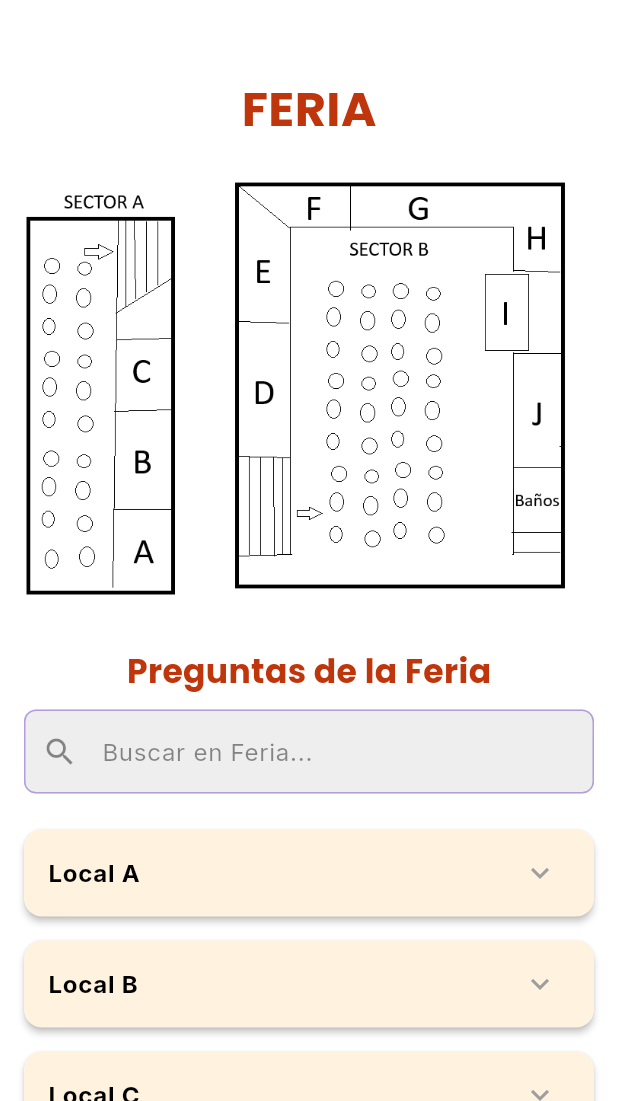
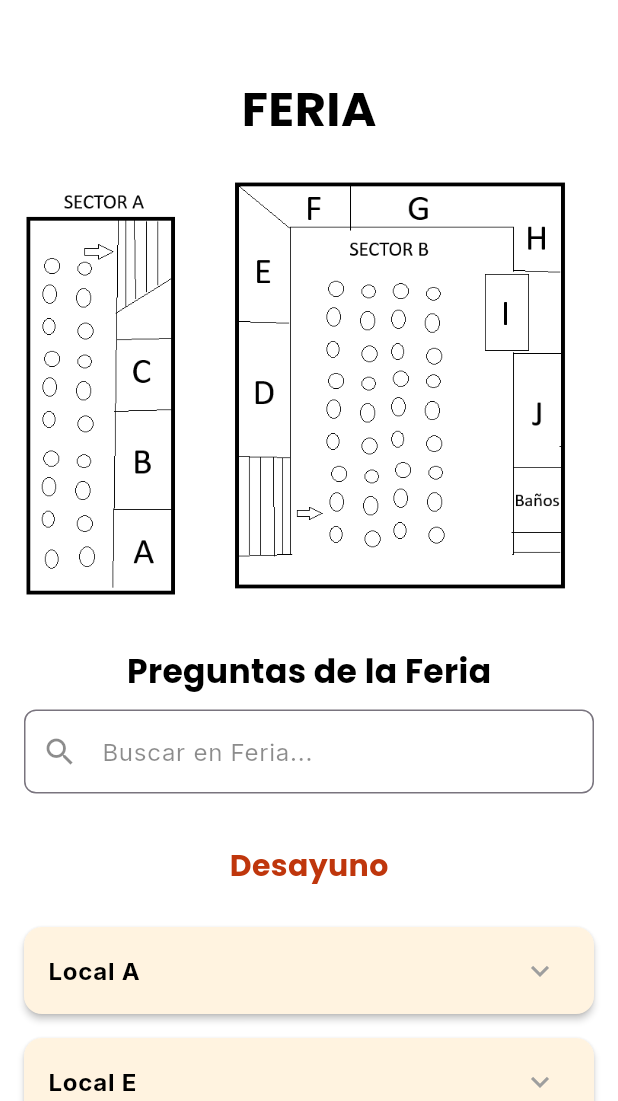
Before and after one commit to nicoplanas/umtrack_proyecto, a Flutter app: the InformationPage screen opened by its route, on a phone screen of 412 x 824 dp, the part 135-1236 px from its top. Run offline on Flutter 3.47's test engine with Material 3 defaults, Android fonts, the phone set to English and light mode, and no system bars; our stand-ins replace cloud_firestore, firebase_auth, firebase_core, google_fonts, google_sign_in, image_picker; accounts and stored records are empty.

```diff
--- a/lib/features/Information/views/information_page.dart
+++ b/lib/features/Information/views/information_page.dart
@@ -18,23 +18,12 @@ class _InformationPageState extends State<InformationPage> {
   final TextEditingController _searchController = TextEditingController();
   final TextEditingController _searchFeriaController = TextEditingController();
 
-  // Datos de FAQs de la Feria
-  final List<FAQItem> _feriaFaqItems = [
+  // FAQs Feria clasificadas justo como los definiste
+  final Map<String, List<FAQItem>> _categorizedFeriaFaqItems = {
+    'Desayuno': [
       FAQItem(
         question: 'Local A',
-      answer: 'Nombre:Empanaditas, Horario: 7am a 5pm, Tipo de comida: empanadas y desayunos, Precios(dolares):empanadas 1,5/cafe 1/cachitos 2/jugos 2,5 ',
-    ),
-    FAQItem(
-      question: 'Local B',
-      answer: 'Nombre:PinchoPan ,Horario:10am a 6pm , Tipo de comida: Shawarmas y hamburguesas , Precios(dolares):Shawarmas 6/Hamburguesas 6/ Combo Shawarmma 11/ Combo Hamburguesas 11,5',
-    ),
-    FAQItem(
-      question: 'Local C',
-      answer: 'Nombre:Chip a Cookie ,Horario: 9:30am a 6pm , Tipo de comida: galletas , Precios(dolares): 3_galletas 4,5/6_galletas 7/12_galletas 12',
-    ),
-    FAQItem(
-      question: 'Local D',
-      answer: 'Nombre:PizzasUnimet ,Horario:11am a 7pm , Tipo de comida: Pizzas , Precios(dolares):Un Slice 3,5/Dos Slice 6,5/Pizza completa 16',
+        answer: 'Nombre:Empanaditas, Horario: 7am a 5pm, Tipo de comida: empanadas y desayunos, Precios(dolares):empanadas 1,5/cafe 1/cachitos 2/jugos 2,5',
       ),
       FAQItem(
         question: 'Local E',
@@ -45,21 +34,39 @@ class _InformationPageState extends State<InformationPage> {
         answer: 'Nombre:PanUnimet ,Horario:8am a 5pm , Tipo de comida: Pasteleria , Precios(dolares):Cachitos 3,5/Panes 5/MiniLunch 5',
       ),
       FAQItem(
+        question: 'Local H',
+        answer: 'Nombre:EmpanadasUnimet ,Horario:7am a 4pm , Tipo de comida: empanadas , Precios(dolares):Empanada de queso 1,5/Empanada de carne 2,5/Empanada de pollo 2,5',
+      ),
+    ],
+    'Almuerzos': [
+      FAQItem(
+        question: 'Local B',
+        answer: 'Nombre:PinchoPan ,Horario:10am a 6pm , Tipo de comida: Shawarmas y hamburguesas , Precios(dolares):Shawarmas 6/Hamburguesas 6/ Combo Shawarmma 11/ Combo Hamburguesas 11,5',
+      ),
+      FAQItem(
+        question: 'Local D',
+        answer: 'Nombre:PizzasUnimet ,Horario:11am a 7pm , Tipo de comida: Pizzas , Precios(dolares):Un Slice 3,5/Dos Slice 6,5/Pizza completa 16',
+      ),
+      FAQItem(
         question: 'Local G',
         answer: 'Nombre:Bowl ,Horario:10am a 7pm , Tipo de comida: Bowls de sushi/pollo/carne , Precios(dolares):Bowl pollo 7,5/Bowl carne 7,5/Bowl sushi(pescado) 8,5',
       ),
       FAQItem(
-      question: 'Local H',
-      answer: 'Nombre:EmpanadasUnimet ,Horario:7am a 4pm , Tipo de comida: empanadas , Precios(dolares):Empanada de queso 1,5/Empanada de carne 2,5/Empanada de pollo 2,5',
+        question: 'Local J',
+        answer: 'Nombre:PokeSushi ,Horario:10am a 6:30pm , Tipo de comida: Pokes y sushi , Precios(dolares):Poke pequeño 6/Poke mediano 8,5/Poke grande 12',
+      ),
+    ],
+    'Dulces': [
+      FAQItem(
+        question: 'Local C',
+        answer: 'Nombre:Chip a Cookie ,Horario: 9:30am a 6pm , Tipo de comida: galletas , Precios(dolares): 3_galletas 4,5/6_galletas 7/12_galletas 12',
       ),
       FAQItem(
         question: 'Local I',
         answer: 'Nombre:Dey Donuts ,Horario: 10am a 6:30pm , Tipo de comida: donas , Precios(dolares):dona glaseada 2/dona rellena 3,5/ dona con chispas 3',
       ),
-    FAQItem(
-      question: 'Local J',
-      answer: 'Nombre:PokeSushi ,Horario:10am a 6:30pm , Tipo de comida: Pokes y sushi , Precios(dolares):Poke pequeño 6/Poke mediano 8,5/Poke grande 12',
-    ),
+    ],
+    'Ubicaciones Extra': [
       FAQItem(
         question: 'Baños',
         answer: 'Los baños se situan debajo del local J, tanto para mujeres y hombres, esta abierto mientras la universidad este abierta',
@@ -68,10 +75,11 @@ class _InformationPageState extends State<InformationPage> {
         question: 'Microondas',
         answer: 'Los microondas se situan debajo de los baños, justo a su derecha, hay varios microondas que se pueden utilizar',
       ),
-  ];
-  late List<FAQItem> _filteredFeriaFaqItems;
+    ],
+  };
+  late Map<String, List<FAQItem>> _filteredFeriaFaqItems;
 
-  // FAQs generales categorizadas
+  // FAQs generales categorizadas (tu lista original completa)
   final Map<String, List<FAQItem>> _allCategorizedFaqItems = {
     'Servicios y Trámites': [
       FAQItem(
@@ -130,29 +138,29 @@ class _InformationPageState extends State<InformationPage> {
   void initState() {
     super.initState();
 
-    // Inicializar filtros
-    _filteredFeriaFaqItems = _feriaFaqItems;
+    // Inicializar filtros Feria y FAQ generales
+    _filteredFeriaFaqItems = _categorizedFeriaFaqItems;
     _filteredCategorizedFaqItems = _allCategorizedFaqItems;
 
-    // Listener de búsqueda Feria
     _searchFeriaController.addListener(() {
       final q = _normalize(_searchFeriaController.text.trim().toLowerCase());
       setState(() {
-        _filteredFeriaFaqItems = _feriaFaqItems
-            .where((item) => _normalize(item.question.toLowerCase()).contains(q))
-            .toList();
+        _filteredFeriaFaqItems = {};
+        _categorizedFeriaFaqItems.forEach((category, items) {
+          final filtered = items.where((item) => _normalize(item.question.toLowerCase()).contains(q)).toList();
+          if (filtered.isNotEmpty) {
+            _filteredFeriaFaqItems[category] = filtered;
+          }
+        });
       });
     });
 
-    // Listener de búsqueda FAQs generales
     _searchController.addListener(() {
       final q = _normalize(_searchController.text.trim().toLowerCase());
       setState(() {
         _filteredCategorizedFaqItems = {};
         _allCategorizedFaqItems.forEach((category, items) {
-          final filtered = items
-              .where((item) => _normalize(item.question.toLowerCase()).contains(q))
-              .toList();
+          final filtered = items.where((item) => _normalize(item.question.toLowerCase()).contains(q)).toList();
           if (filtered.isNotEmpty) {
             _filteredCategorizedFaqItems[category] = filtered;
           }
@@ -193,7 +201,7 @@ class _InformationPageState extends State<InformationPage> {
               style: GoogleFonts.poppins(
                 fontSize: 32,
                 fontWeight: FontWeight.bold,
-                color: Colors.deepOrange.shade900,
+                color: Colors.black,
               ),
             ),
             const SizedBox(height: 12),
@@ -206,13 +214,15 @@ class _InformationPageState extends State<InformationPage> {
             ),
             const SizedBox(height: 24),
 
-            // Buscador y FAQs de Feria
-            Text(
+            // Sección FAQs Feria clasificada
+            Center(
+              child: Text(
                 'Preguntas de la Feria',
                 style: GoogleFonts.poppins(
                   fontSize: 22,
                   fontWeight: FontWeight.bold,
-                color: Colors.deepOrange.shade900,
+                  color: Colors.black,
+                ),
               ),
             ),
             const SizedBox(height: 10),
@@ -225,9 +235,7 @@ class _InformationPageState extends State<InformationPage> {
                   hintText: 'Buscar en Feria...',
                   hintStyle: const TextStyle(color: Colors.black45),
                   prefixIcon: const Icon(Icons.search, color: Colors.black45),
-                  filled: true,
-                  fillColor: Colors.grey.shade200,
-                  enabledBorder: OutlineInputBorder(
+                  border: OutlineInputBorder(
                     borderSide: BorderSide(color: Colors.deepPurple.shade200),
                     borderRadius: BorderRadius.circular(8),
                   ),
@@ -240,24 +248,48 @@ class _InformationPageState extends State<InformationPage> {
             ),
             const SizedBox(height: 16),
             Column(
-              children: _filteredFeriaFaqItems
-                  .map((item) => FAQCard(
+              children: _filteredFeriaFaqItems.entries.map((entry) {
+                return Padding(
+                  padding: const EdgeInsets.symmetric(vertical: 10),
+                  child: Column(
+                    crossAxisAlignment: CrossAxisAlignment.start,
+                    children: [
+                      Center(
+                        child: Padding(
+                          padding: const EdgeInsets.symmetric(vertical: 8),
+                          child: Text(
+                            entry.key,
+                            style: GoogleFonts.poppins(
+                              fontSize: 20,
+                              fontWeight: FontWeight.bold,
+                              color: Colors.deepOrange.shade900,
+                            ),
+                          ),
+                        ),
+                      ),
+                      const SizedBox(height: 10),
+                      ...entry.value.map((item) => FAQCard(
                         item: item,
                         backgroundColor: const Color(0xFFFFF3E0),
                         questionColor: Colors.black,
                         answerColor: Colors.black,
-              ))
-                  .toList(),
+                      )),
+                    ],
+                  ),
+                );
+              }).toList(),
             ),
             const SizedBox(height: 24),
 
-            // Preguntas Frecuentes generales
-            Text(
-              'Preguntas Frecuentes',
+            // Sección Preguntas Frecuentes generales
+            Center(
+              child: Text(
+                'Preguntas Frecuentes Sobre La Universidad',
                 style: GoogleFonts.poppins(
                   fontSize: 22,
                   fontWeight: FontWeight.bold,
                   color: Colors.black,
+                ),
               ),
             ),
             const SizedBox(height: 10),
@@ -270,9 +302,7 @@ class _InformationPageState extends State<InformationPage> {
                   hintText: 'Buscar pregunta...',
                   hintStyle: const TextStyle(color: Colors.black45),
                   prefixIcon: const Icon(Icons.search, color: Colors.black45),
-                  filled: true,
-                  fillColor: Colors.grey.shade200,
-                  enabledBorder: OutlineInputBorder(
+                  border: OutlineInputBorder(
                     borderSide: BorderSide(color: Colors.deepPurple.shade200),
                     borderRadius: BorderRadius.circular(8),
                   ),
```
Lines whose indentation alone changed are shown as unchanged.
